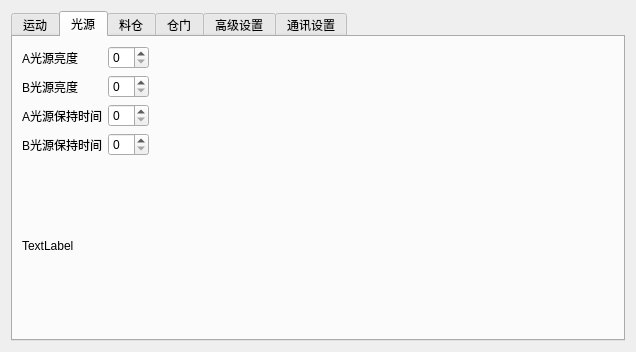
Old version of the form FlexControlSystem/FlexControlSystem/controlpanel.ui in the repository SA-Dynamics/Outsourcing.
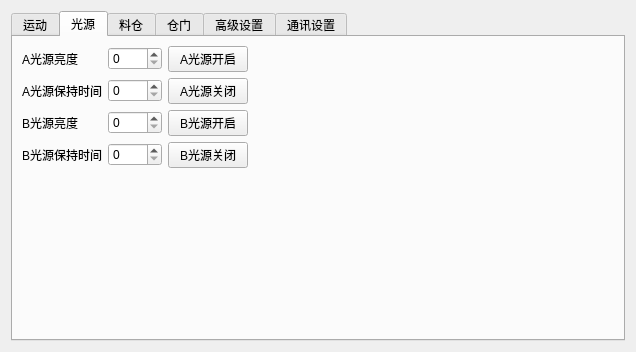
New version of the form. The open tabs and pages were chosen to show the change.

Diff of the .ui file:
```diff
--- a/FlexControlSystem/FlexControlSystem/controlpanel.ui
+++ b/FlexControlSystem/FlexControlSystem/controlpanel.ui
@@ -324,42 +324,51 @@
          <item row="0" column="0">
           <layout class="QGridLayout" name="gridLayout_5">
            <item row="1" column="0">
+            <widget class="QLabel" name="label_3">
+             <property name="text">
+              <string>A光源保持时间</string>
+             </property>
+            </widget>
+           </item>
+           <item row="3" column="0">
             <widget class="QLabel" name="label_2">
              <property name="text">
               <string>B光源亮度</string>
              </property>
             </widget>
            </item>
+           <item row="1" column="1">
+            <widget class="QSpinBox" name="spLightATime">
+             <property name="maximum">
+              <number>9999</number>
+             </property>
+            </widget>
+           </item>
+           <item row="1" column="2">
+            <widget class="QPushButton" name="pbCloseLightA">
+             <property name="text">
+              <string>A光源关闭</string>
+             </property>
+            </widget>
+           </item>
            <item row="4" column="0">
-            <widget class="QLabel" name="label_8">
-             <property name="text">
-              <string>TextLabel</string>
-             </property>
-            </widget>
-           </item>
-           <item row="0" column="1">
-            <widget class="QSpinBox" name="spinBox"/>
-           </item>
-           <item row="3" column="0">
             <widget class="QLabel" name="label_4">
              <property name="text">
               <string>B光源保持时间</string>
              </property>
             </widget>
            </item>
-           <item row="2" column="1">
-            <widget class="QSpinBox" name="spinBox_3"/>
-           </item>
            <item row="3" column="1">
-            <widget class="QSpinBox" name="spinBox_4"/>
+            <widget class="QSpinBox" name="spLightBBrightness">
+             <property name="maximum">
+              <number>100</number>
+             </property>
+            </widget>
            </item>
-           <item row="1" column="1">
-            <widget class="QSpinBox" name="spinBox_2"/>
-           </item>
-           <item row="2" column="0">
-            <widget class="QLabel" name="label_3">
-             <property name="text">
-              <string>A光源保持时间</string>
+           <item row="4" column="1">
+            <widget class="QSpinBox" name="spLightBTime">
+             <property name="maximum">
+              <number>9999</number>
              </property>
             </widget>
            </item>
@@ -370,7 +379,7 @@
              </property>
             </widget>
            </item>
-           <item row="2" column="2">
+           <item row="3" column="3">
             <spacer name="horizontalSpacer_2">
              <property name="orientation">
               <enum>Qt::Horizontal</enum>
@@ -383,6 +392,47 @@
              </property>
             </spacer>
            </item>
+           <item row="0" column="2">
+            <widget class="QPushButton" name="pbOpenLightA">
+             <property name="text">
+              <string>A光源开启</string>
+             </property>
+            </widget>
+           </item>
+           <item row="4" column="2">
+            <widget class="QPushButton" name="pbCloseLihgtB">
+             <property name="text">
+              <string>B光源关闭</string>
+             </property>
+            </widget>
+           </item>
+           <item row="3" column="2">
+            <widget class="QPushButton" name="pbOpenLightB">
+             <property name="text">
+              <string>B光源开启</string>
+             </property>
+            </widget>
+           </item>
+           <item row="0" column="1">
+            <widget class="QSpinBox" name="spLightABrightness">
+             <property name="maximum">
+              <number>100</number>
+             </property>
+            </widget>
+           </item>
+           <item row="5" column="0">
+            <spacer name="verticalSpacer_7">
+             <property name="orientation">
+              <enum>Qt::Vertical</enum>
+             </property>
+             <property name="sizeHint" stdset="0">
+              <size>
+               <width>20</width>
+               <height>40</height>
+              </size>
+             </property>
+            </spacer>
+           </item>
           </layout>
          </item>
         </layout>
```
Left out of the diff: 70 changed lines with no effect on the pictures.
